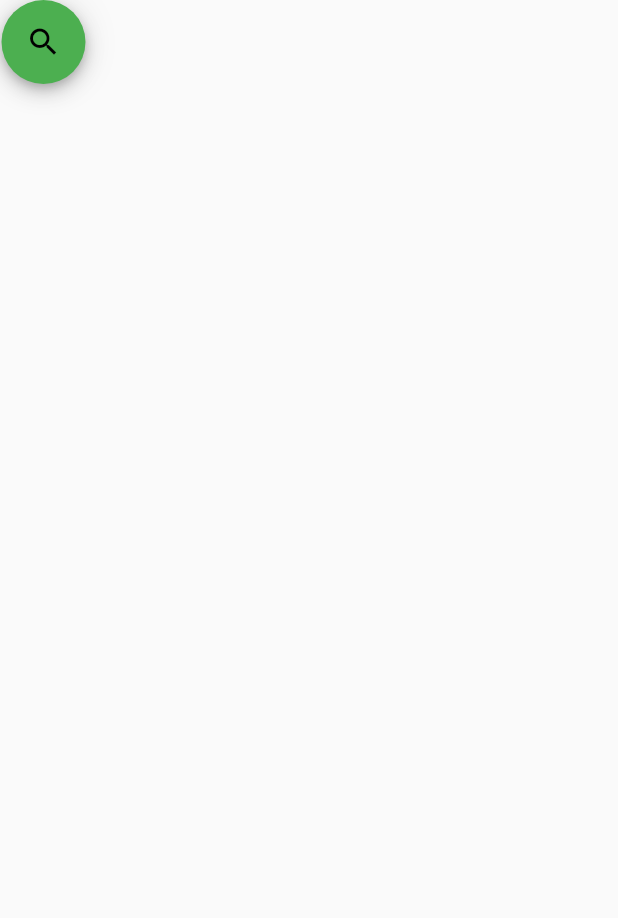
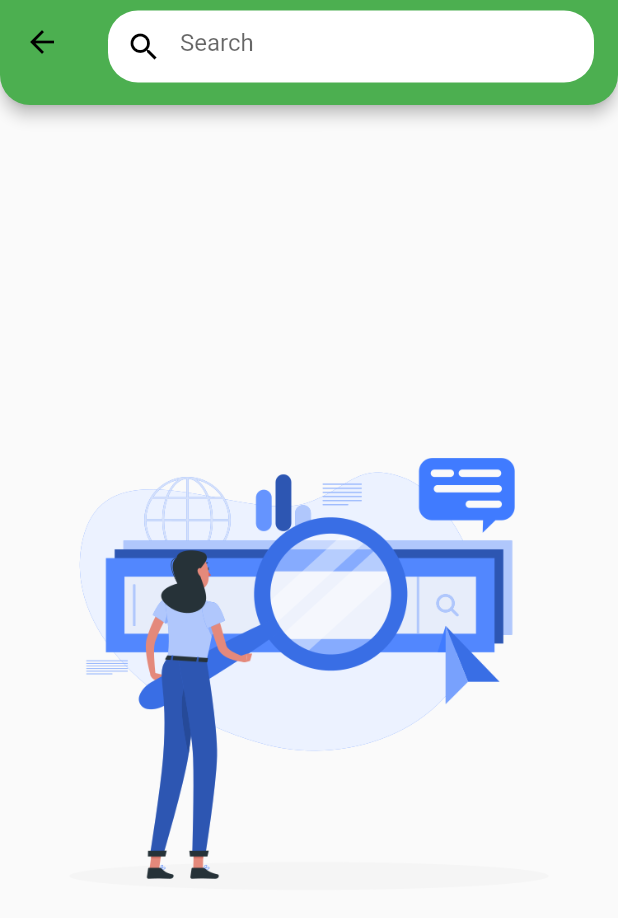
Before and after one commit to redavenger/eGrocery, a Flutter app: the SearchPage screen opened directly, on a phone screen of 412 x 824 dp. Shown: the top 918 px of the screen. Run offline on Flutter 3.47's test engine with Material 2 defaults, Android fonts, the phone set to English and light mode, and no system bars; our stand-ins replace cached_network_image, carousel_pro, curved_navigation_bar, shared_preferences; accounts and stored records are empty; network calls fail.

Commit message:
search page compplete

```diff
--- a/lib/home_page.dart
+++ b/lib/home_page.dart
@@ -83,11 +83,12 @@ class HomePage extends StatelessWidget {
               children: [
                 Text(
                   'CATEGORIES',
-                  style: TextStyle(fontSize: 30),
+                  style: TextStyle(fontSize: 20),
                 ),
-                FlatButton.icon(
-
-                )
+                // FlatButton.icon(
+                //
+                //
+                // )
               ],
             ),
           ),
--- a/lib/search_page.dart
+++ b/lib/search_page.dart
@@ -1,68 +1,46 @@
+import 'package:flutter/cupertino.dart';
 import 'package:flutter/material.dart';
 
-
-class SearchPage extends StatefulWidget {
-  @override
-  _SearchPageState createState() => _SearchPageState();
-}
-
-class _SearchPageState extends State<SearchPage> {
-  bool _folded = true;
-
+class SearchPage extends StatelessWidget {
   @override
   Widget build(BuildContext context) {
-    return Padding(
-      padding: EdgeInsetsDirectional.only(top: 0, start: 1, end: 15, bottom: 600),
-      child: AnimatedContainer(
-        duration: Duration(milliseconds: 400),
-        width: _folded ? 56 : 350,
-        height: 56,
-        decoration: BoxDecoration(
-          borderRadius: BorderRadius.circular(50),
-          color: Colors.green,
-          boxShadow: kElevationToShadow[6],
+    return Scaffold(
+      body: Opacity(
+        opacity: 1,
+        child: Container(
+          decoration: BoxDecoration(
+            image: DecorationImage(
+              image: AssetImage('assets/images/search.png'),
+            ),
+          ),
         ),
-        child: Row(
-          children: [
-            Expanded(
-              child: Container(
-                padding: EdgeInsets.only(left: 16),
-                child: !_folded
-                    ? TextField(
-                  decoration: InputDecoration(
-                      hintText: 'Search',
-                      hintStyle: TextStyle(color: Colors.black),
-                      border: InputBorder.none),
-                )
-                    : null,
+      ),
+      appBar: PreferredSize(
+        preferredSize: Size.fromHeight(70.0), // here the desired height
+        child: AppBar(
+          backgroundColor: Colors.green,
+          title: Padding(
+            padding: const EdgeInsets.fromLTRB(0, 6, 0, 0),
+            child: Container(
+              decoration: BoxDecoration(
+                borderRadius: BorderRadius.circular(20),
+                color: Colors.white,
+              ),
+              child: TextField(
+                decoration: InputDecoration(
+                    border: InputBorder.none,
+                    hintText: 'Search',
+                    prefixIcon: Icon(
+                      Icons.search,
+                      color: Colors.black,
+                    )),
               ),
             ),
-            Container(
-              child: Material(
-                type: MaterialType.transparency,
-                child: InkWell(
-                  borderRadius: BorderRadius.only(
-                    topLeft: Radius.circular(_folded ? 32 : 0),
-                    topRight: Radius.circular(32),
-                    bottomLeft: Radius.circular(_folded ? 32 : 0),
-                    bottomRight: Radius.circular(32),
-                  ),
-                  child: Padding(
-                    padding: const EdgeInsets.all(16.0),
-                    child: Icon(
-                      _folded ? Icons.search : Icons.close,
-                      color: Colors.black,
-                    ),
-                  ),
-                  onTap: () {
-                    setState(() {
-                      _folded = !_folded;
-                    });
-                  },
-                ),
-              ),
-            )
-          ],
+          ),
+          shape: RoundedRectangleBorder(
+              borderRadius: BorderRadius.vertical(
+            bottom: Radius.circular(20),
+          )),
         ),
       ),
     );
--- a/lib/widgets/category_widget.dart
+++ b/lib/widgets/category_widget.dart
@@ -14,8 +14,11 @@ class CategoryWidget extends StatelessWidget {
   Widget build(BuildContext context) {
     return Column(
       children: [
-        CachedNetworkImage(imageUrl: eCategory.image, height: 100,),
-        Text(eCategory.name),
+        CachedNetworkImage(imageUrl: eCategory.image, height: 70,),
+        Padding(
+          padding: const EdgeInsets.all(20.0),
+          child: Text(eCategory.name),
+        ),
       ],
     );
   }
--- a/pubspec.yaml
+++ b/pubspec.yaml
@@ -54,6 +54,7 @@ flutter:
   assets:
     - assets/images/background2.jpg
     - assets/images/logo.png
+    - assets/images/search.png
 
   # To add assets to your application, add an assets section, like this:
   # assets:
```
Also changed, not shown: assets/images/search.png (added).
